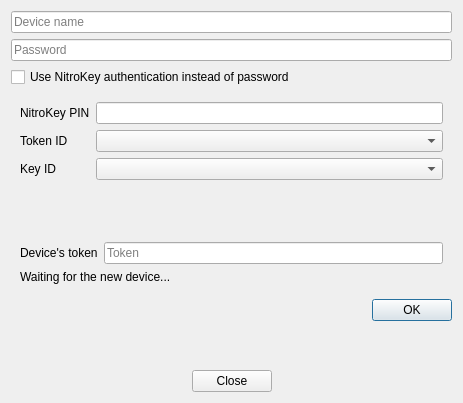
The window that parsec/core/gui/forms/register_device.ui (Scille/parsec-cloud) describes before a commit, drawn with Qt 5.
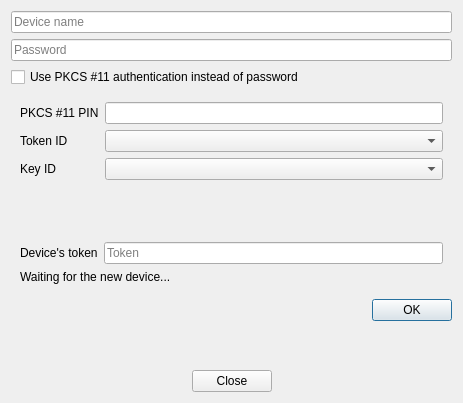
The same window after the commit.

Diff of the .ui file:
```diff
--- a/parsec/core/gui/forms/register_device.ui
+++ b/parsec/core/gui/forms/register_device.ui
@@ -50,7 +50,7 @@
      <item>
       <widget class="QCheckBox" name="check_box_use_nitrokey">
        <property name="text">
-        <string>Use NitroKey authentication instead of password</string>
+        <string>Use PKCS #11 authentication instead of password</string>
        </property>
       </widget>
      </item>
@@ -60,7 +60,7 @@
         <item row="0" column="0">
          <widget class="QLabel" name="label_2">
           <property name="text">
-           <string>NitroKey PIN</string>
+           <string>PKCS #11 PIN</string>
           </property>
          </widget>
         </item>
```
Left out of the diff: 16 changed lines with no effect on the pictures.
